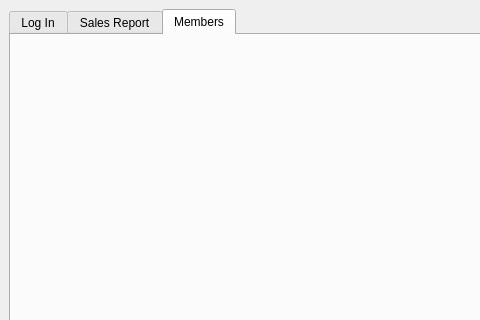
Before: the Qt Designer form Bulk-Club/mainwindow.ui in rhellwege/Bulk-Club, drawn with Qt 5; both pictures show x 0 to 480 and y 0 to 320 of the 800 by 600 pixel window.
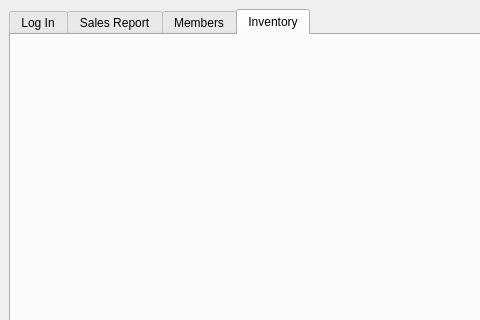
After: the same form once the commit is applied. Custom widgets are drawn as their Qt base class.

Commit message: Added inventory tab

The edit to the form file:
```diff
--- a/Bulk-Club/mainwindow.ui
+++ b/Bulk-Club/mainwindow.ui
@@ -24,7 +24,7 @@
        </sizepolicy>
       </property>
       <property name="currentIndex">
-       <number>2</number>
+       <number>3</number>
       </property>
       <widget class="QWidget" name="tabLogin">
        <attribute name="title">
@@ -50,6 +50,12 @@
        </attribute>
        <layout class="QGridLayout" name="gridLayoutMembers"/>
       </widget>
+      <widget class="QWidget" name="tabInventory">
+       <attribute name="title">
+        <string>Inventory</string>
+       </attribute>
+       <layout class="QGridLayout" name="invGrid"/>
+      </widget>
      </widget>
     </item>
    </layout>
```
Left out of the diff: 2 changed lines with no effect on the pictures. The commit also changes 7 other files.
